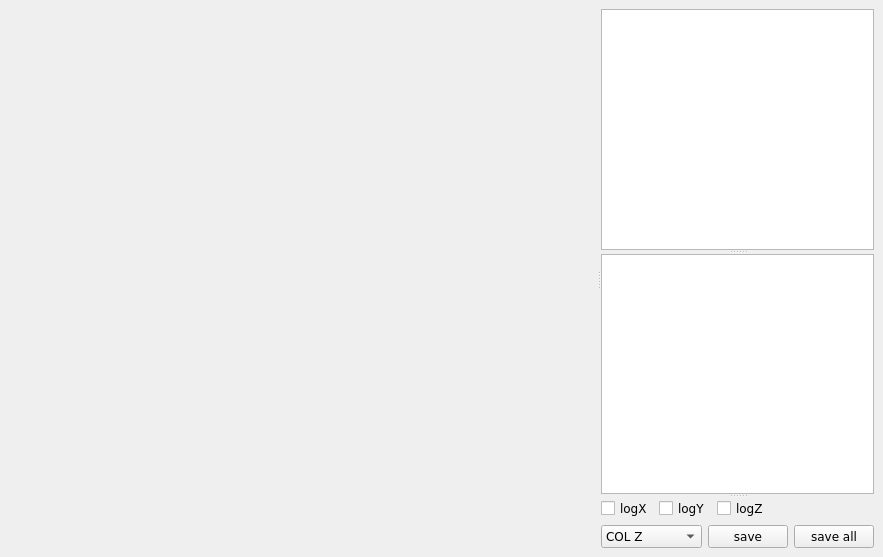
Old version of the form tools/postAnalysis/postAnalysis/PostAnalysisWindow.ui in the repository bastianbeischer/analysis.
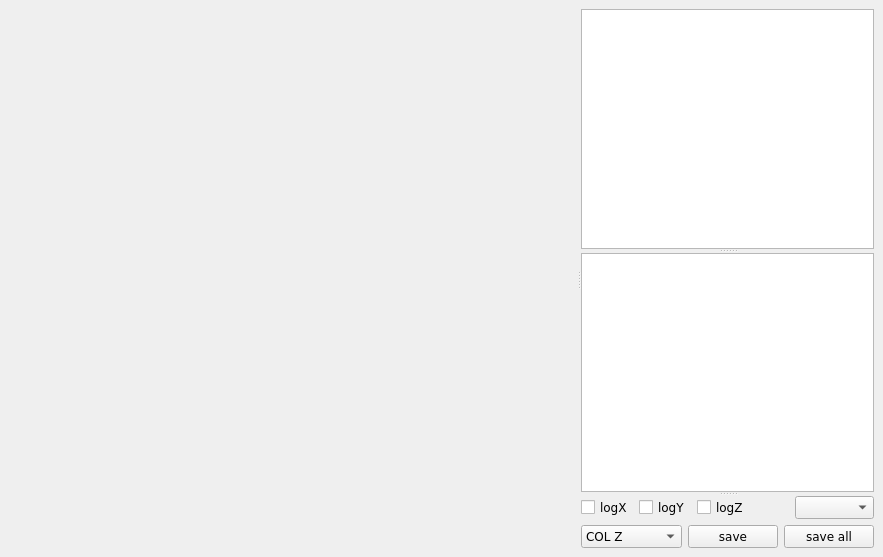
New version of the form. Custom widgets are drawn as their Qt base class.

```diff
--- a/tools/postAnalysis/postAnalysis/PostAnalysisWindow.ui
+++ b/tools/postAnalysis/postAnalysis/PostAnalysisWindow.ui
@@ -183,6 +183,9 @@
                   </property>
                  </spacer>
                 </item>
+                <item>
+                 <widget class="QComboBox" name="aspectRatioComboBox"/>
+                </item>
                </layout>
               </item>
               <item>
```
Left out of the diff: 6 changed lines with no effect on the pictures.
